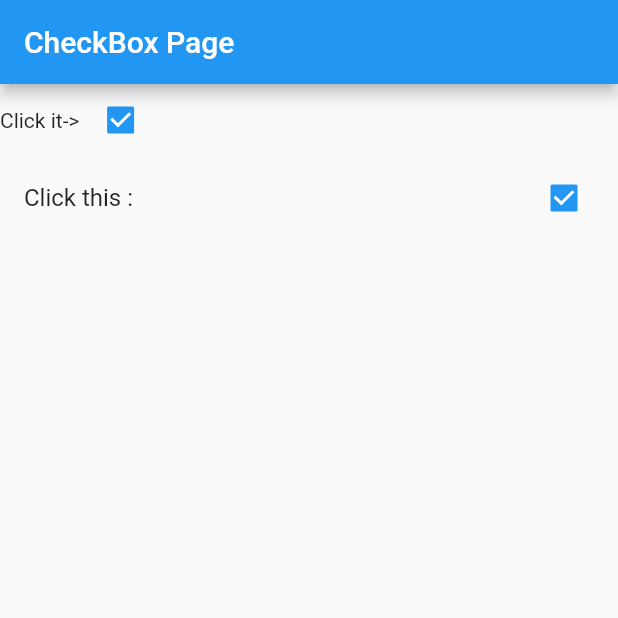
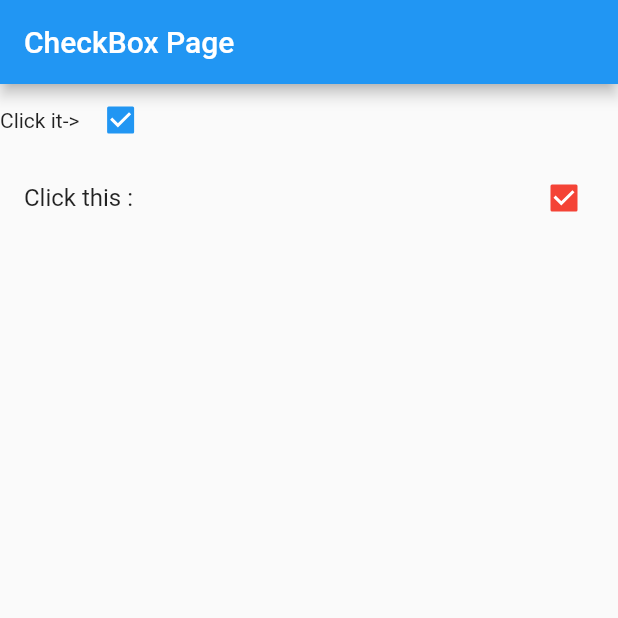
Before and after one commit to MostefaMourad/flutter_basic_projects, a Flutter app: the screen it shows after launch, after a tap on "Click this :", on a phone screen of 412 x 824 dp, the top half of it. Run offline on Flutter 3.47's test engine with Material 2 defaults, Android fonts, the phone set to English and light mode, and no system bars.

Commit message:
Update main.dart

```diff
--- a/flutter_basic_projects/lib/main.dart
+++ b/flutter_basic_projects/lib/main.dart
@@ -40,7 +40,10 @@ class _MyAppState extends State<MyApp>{
               ],),
             new CheckboxListTile(value: _isChecked,
                 onChanged:(bool value){_onChanged(value);},
-                title: new Text('Click this :'),)
+                title: new Text('Click this :'),
+                activeColor: Colors.red,
+
+                )
             ],
           )
         ),
```
